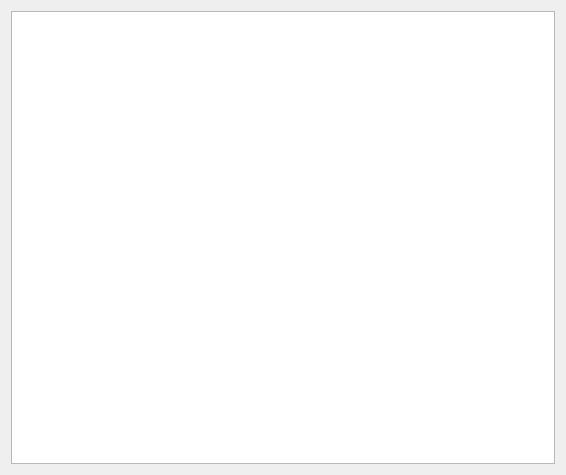
Before: the Qt Designer form src/GrumpyIRC/lib/packetsnifferwin.ui in grumpy-irc/grumpy, drawn with Qt 5.
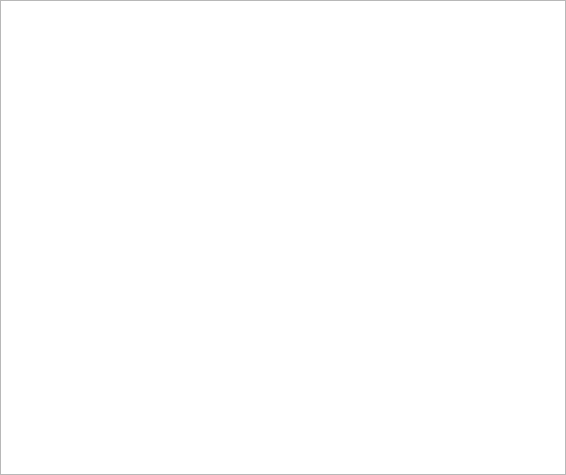
After: the same form once the commit is applied.

Commit message: UI: improved network sniffer

```diff
--- a/src/GrumpyIRC/lib/packetsnifferwin.ui
+++ b/src/GrumpyIRC/lib/packetsnifferwin.ui
@@ -17,6 +17,18 @@
    <string>Dialog</string>
   </property>
   <layout class="QHBoxLayout" name="horizontalLayout">
+   <property name="leftMargin">
+    <number>0</number>
+   </property>
+   <property name="topMargin">
+    <number>0</number>
+   </property>
+   <property name="rightMargin">
+    <number>0</number>
+   </property>
+   <property name="bottomMargin">
+    <number>0</number>
+   </property>
    <item>
     <widget class="QPlainTextEdit" name="plainTextEdit">
      <property name="font">
```
Left out of the diff: 2 changed lines with no effect on the pictures.
